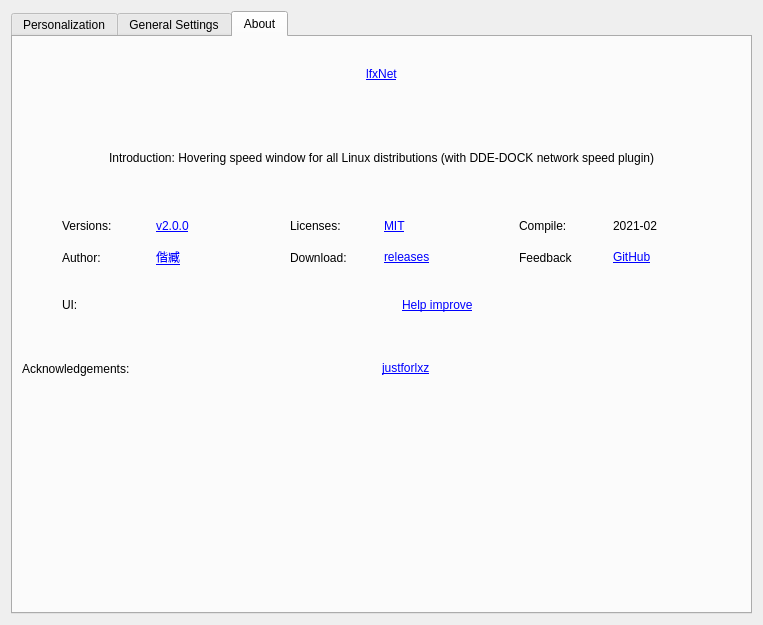
First picture: the form in WinSetting.ui, repository XMuli/NetSpeed, before the edit.
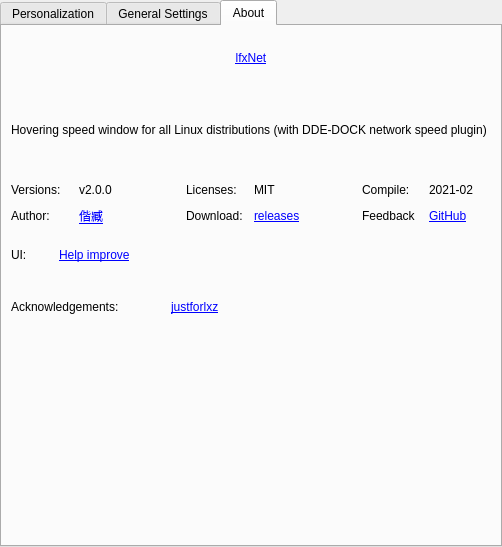
Second picture: the form after the edit.

Commit message:
fix: Switching display mode (horizontal or vertical), the preview error bug
Also adjust the UI (shrink)

Diff of the .ui file:
```diff
--- a/WinSetting.ui
+++ b/WinSetting.ui
@@ -6,14 +6,26 @@
    <rect>
     <x>0</x>
     <y>0</y>
-    <width>763</width>
-    <height>625</height>
+    <width>502</width>
+    <height>547</height>
    </rect>
   </property>
   <property name="windowTitle">
    <string>Form</string>
   </property>
   <layout class="QHBoxLayout" name="horizontalLayout_7">
+   <property name="leftMargin">
+    <number>0</number>
+   </property>
+   <property name="topMargin">
+    <number>0</number>
+   </property>
+   <property name="rightMargin">
+    <number>0</number>
+   </property>
+   <property name="bottomMargin">
+    <number>0</number>
+   </property>
    <item>
     <widget class="QTabWidget" name="tabWidget">
      <property name="autoFillBackground">
@@ -790,39 +802,16 @@
        </item>
        <item>
         <layout class="QHBoxLayout" name="horizontalLayout_13">
-         <item>
-          <spacer name="horizontalSpacer_20">
-           <property name="orientation">
-            <enum>Qt::Horizontal</enum>
-           </property>
-           <property name="sizeHint" stdset="0">
-            <size>
-             <width>40</width>
-             <height>20</height>
-            </size>
-           </property>
-          </spacer>
-         </item>
          <item>
           <widget class="QLabel" name="labIntroduction">
            <property name="text">
-            <string>Introduction: Hovering speed window for all Linux distributions (with DDE-DOCK network speed plugin)</string>
+            <string>Hovering speed window for all Linux distributions (with DDE-DOCK network speed plugin)</string>
+           </property>
+           <property name="wordWrap">
+            <bool>true</bool>
            </property>
           </widget>
          </item>
-         <item>
-          <spacer name="horizontalSpacer_21">
-           <property name="orientation">
-            <enum>Qt::Horizontal</enum>
-           </property>
-           <property name="sizeHint" stdset="0">
-            <size>
-             <width>40</width>
-             <height>20</height>
-            </size>
-           </property>
-          </spacer>
-         </item>
         </layout>
        </item>
        <item>
@@ -843,24 +832,74 @@
        </item>
        <item>
         <layout class="QGridLayout" name="gridLayout_2">
+         <item row="1" column="3">
+          <widget class="QLabel" name="label_11">
+           <property name="text">
+            <string>Download:</string>
+           </property>
+          </widget>
+         </item>
          <item row="1" column="7">
-          <widget class="QLabel" name="label_12">
+          <widget class="QLabel" name="label_23">
            <property name="text">
-            <string>Feedback</string>
+            <string>&lt;a href=&quot;https://github.com/xmuli/lfxNet/issues&quot;&gt;GitHub</string>
+           </property>
+           <property name="openExternalLinks">
+            <bool>true</bool>
            </property>
           </widget>
          </item>
-         <item row="0" column="5">
+         <item row="0" column="4">
           <widget class="QLabel" name="label_13">
            <property name="text">
-            <string>&lt;a href=&quot;https://github.com/xmuli/lfxNet/blob/master/LICENSE&quot;&gt;MIT</string>
+            <string>MIT</string>
+           </property>
+           <property name="openExternalLinks">
+            <bool>false</bool>
+           </property>
+          </widget>
+         </item>
+         <item row="0" column="7">
+          <widget class="QLabel" name="labCompile">
+           <property name="text">
+            <string>2021-02</string>
+           </property>
+          </widget>
+         </item>
+         <item row="1" column="4">
+          <widget class="QLabel" name="label_16">
+           <property name="text">
+            <string>&lt;a href=&quot;https://github.com/xmuli/lfxNet/releases&quot;&gt;releases</string>
            </property>
            <property name="openExternalLinks">
             <bool>true</bool>
            </property>
           </widget>
          </item>
-         <item row="1" column="2">
+         <item row="1" column="0">
+          <widget class="QLabel" name="label_10">
+           <property name="text">
+            <string>Author:</string>
+           </property>
+          </widget>
+         </item>
+         <item row="0" column="2">
+          <spacer name="horizontalSpacer_5">
+           <property name="orientation">
+            <enum>Qt::Horizontal</enum>
+           </property>
+           <property name="sizeType">
+            <enum>QSizePolicy::Minimum</enum>
+           </property>
+           <property name="sizeHint" stdset="0">
+            <size>
+             <width>40</width>
+             <height>20</height>
+            </size>
+           </property>
+          </spacer>
+         </item>
+         <item row="1" column="1">
           <widget class="QLabel" name="label_15">
            <property name="text">
             <string>&lt;a href=&quot;https://ifmet.cn/&quot;&gt;偕臧</string>
@@ -870,7 +909,7 @@
            </property>
           </widget>
          </item>
-         <item row="0" column="6">
+         <item row="0" column="5">
           <spacer name="horizontalSpacer_6">
            <property name="orientation">
             <enum>Qt::Horizontal</enum>
@@ -886,149 +925,51 @@
            </property>
           </spacer>
          </item>
-         <item row="0" column="1">
+         <item row="0" column="0">
           <widget class="QLabel" name="label_5">
            <property name="text">
             <string>Versions:</string>
            </property>
           </widget>
          </item>
-         <item row="1" column="1">
-          <widget class="QLabel" name="label_10">
+         <item row="1" column="6">
+          <widget class="QLabel" name="label_12">
            <property name="text">
-            <string>Author:</string>
+            <string>Feedback</string>
            </property>
           </widget>
          </item>
          <item row="0" column="3">
-          <spacer name="horizontalSpacer_5">
-           <property name="orientation">
-            <enum>Qt::Horizontal</enum>
+          <widget class="QLabel" name="label_3">
+           <property name="text">
+            <string>Licenses:</string>
            </property>
-           <property name="sizeType">
-            <enum>QSizePolicy::Minimum</enum>
-           </property>
-           <property name="sizeHint" stdset="0">
-            <size>
-             <width>40</width>
-             <height>20</height>
-            </size>
-           </property>
-          </spacer>
+          </widget>
          </item>
-         <item row="0" column="7">
+         <item row="0" column="6">
           <widget class="QLabel" name="label_6">
            <property name="text">
             <string>Compile:</string>
            </property>
           </widget>
          </item>
-         <item row="0" column="2">
+         <item row="0" column="1">
           <widget class="QLabel" name="label_9">
            <property name="text">
-            <string>&lt;a href=&quot;https://github.com/xmuli/lfxNet/releases&quot;&gt;v2.0.0</string>
+            <string>v2.0.0</string>
            </property>
            <property name="openExternalLinks">
-            <bool>true</bool>
-           </property>
-          </widget>
-         </item>
-         <item row="1" column="8">
-          <widget class="QLabel" name="label_23">
-           <property name="text">
-            <string>&lt;a href=&quot;https://github.com/xmuli/lfxNet/issues&quot;&gt;GitHub</string>
-           </property>
-           <property name="openExternalLinks">
-            <bool>true</bool>
-           </property>
-          </widget>
-         </item>
-         <item row="0" column="0">
-          <spacer name="horizontalSpacer_10">
-           <property name="orientation">
-            <enum>Qt::Horizontal</enum>
-           </property>
-           <property name="sizeType">
-            <enum>QSizePolicy::Minimum</enum>
-           </property>
-           <property name="sizeHint" stdset="0">
-            <size>
-             <width>40</width>
-             <height>20</height>
-            </size>
-           </property>
-          </spacer>
-         </item>
-         <item row="0" column="9">
-          <spacer name="horizontalSpacer_9">
-           <property name="orientation">
-            <enum>Qt::Horizontal</enum>
-           </property>
-           <property name="sizeType">
-            <enum>QSizePolicy::Minimum</enum>
-           </property>
-           <property name="sizeHint" stdset="0">
-            <size>
-             <width>40</width>
-             <height>20</height>
-            </size>
-           </property>
-          </spacer>
-         </item>
-         <item row="0" column="4">
-          <widget class="QLabel" name="label_3">
-           <property name="text">
-            <string>Licenses:</string>
-           </property>
-          </widget>
-         </item>
-         <item row="0" column="8">
-          <widget class="QLabel" name="label_14">
-           <property name="text">
-            <string>2021-02</string>
-           </property>
-          </widget>
-         </item>
-         <item row="1" column="5">
-          <widget class="QLabel" name="label_16">
-           <property name="text">
-            <string>&lt;a href=&quot;https://github.com/xmuli/lfxNet/releases&quot;&gt;releases</string>
-           </property>
-           <property name="openExternalLinks">
-            <bool>true</bool>
-           </property>
-          </widget>
-         </item>
-         <item row="1" column="4">
-          <widget class="QLabel" name="label_11">
-           <property name="text">
-            <string>Download:</string>
+            <bool>false</bool>
            </property>
           </widget>
          </item>
         </layout>
        </item>
        <item>
-        <layout class="QHBoxLayout" name="horizontalLayout">
+        <layout class="QHBoxLayout" name="horizontalLayout" stretch="1,9">
          <property name="spacing">
           <number>0</number>
          </property>
-         <item>
-          <spacer name="horizontalSpacer_15">
-           <property name="orientation">
-            <enum>Qt::Horizontal</enum>
-           </property>
-           <property name="sizeType">
-            <enum>QSizePolicy::Minimum</enum>
-           </property>
-           <property name="sizeHint" stdset="0">
-            <size>
-             <width>40</width>
-             <height>20</height>
-            </size>
-           </property>
-          </spacer>
-         </item>
          <item>
           <widget class="QLabel" name="label_19">
            <property name="text">
@@ -1046,45 +987,13 @@
            </property>
           </widget>
          </item>
-         <item>
-          <spacer name="horizontalSpacer_14">
-           <property name="orientation">
-            <enum>Qt::Horizontal</enum>
-           </property>
-           <property name="sizeType">
-            <enum>QSizePolicy::Minimum</enum>
-           </property>
-           <property name="sizeHint" stdset="0">
-            <size>
-             <width>0</width>
-             <height>0</height>
-            </size>
-           </property>
-          </spacer>
-         </item>
         </layout>
        </item>
        <item>
-        <layout class="QHBoxLayout" name="horizontalLayout_3">
+        <layout class="QHBoxLayout" name="horizontalLayout_3" stretch="1,2">
          <property name="spacing">
           <number>0</number>
          </property>
-         <item>
-          <spacer name="horizontalSpacer_17">
-           <property name="orientation">
-            <enum>Qt::Horizontal</enum>
-           </property>
-           <property name="sizeType">
-            <enum>QSizePolicy::Minimum</enum>
-           </property>
-           <property name="sizeHint" stdset="0">
-            <size>
-             <width>0</width>
-             <height>0</height>
-            </size>
-           </property>
-          </spacer>
-         </item>
          <item>
           <widget class="QLabel" name="label_21">
            <property name="text">
@@ -1102,22 +1011,6 @@
            </property>
           </widget>
          </item>
-         <item>
-          <spacer name="horizontalSpacer_19">
-           <property name="orientation">
-            <enum>Qt::Horizontal</enum>
-           </property>
-           <property name="sizeType">
-            <enum>QSizePolicy::Minimum</enum>
-           </property>
-           <property name="sizeHint" stdset="0">
-            <size>
-             <width>0</width>
-             <height>0</height>
-            </size>
-           </property>
-          </spacer>
-         </item>
         </layout>
        </item>
        <item>
```
Left out of the diff: 30 changed lines with no effect on the pictures. The commit also changes 5 other files.
